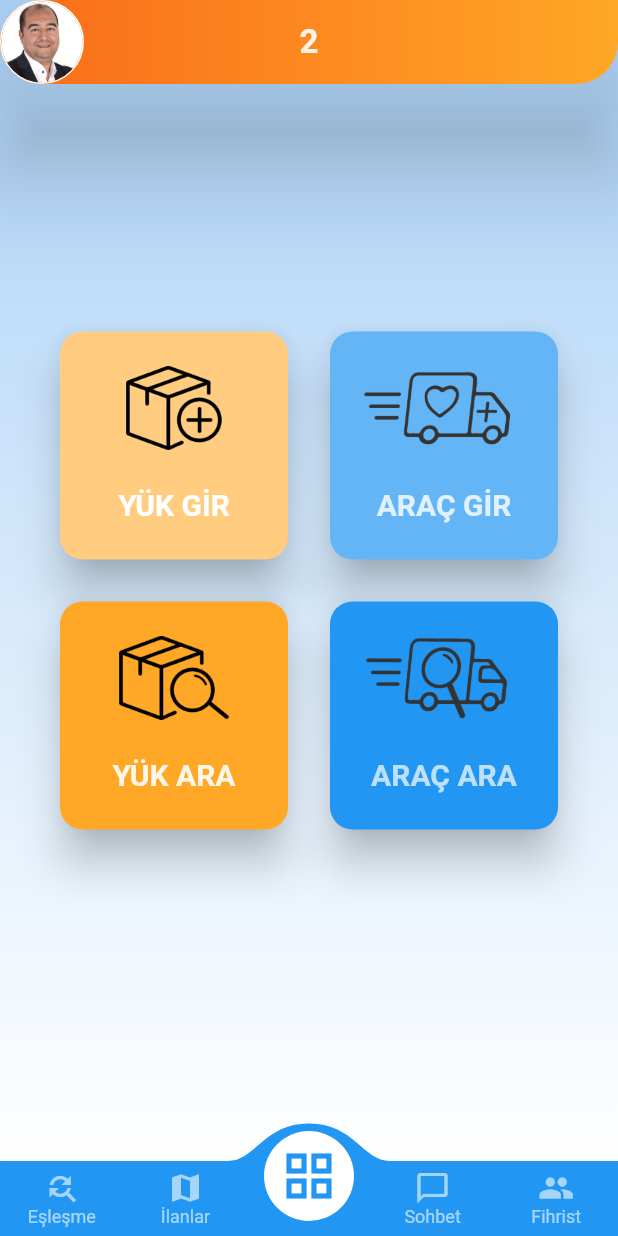
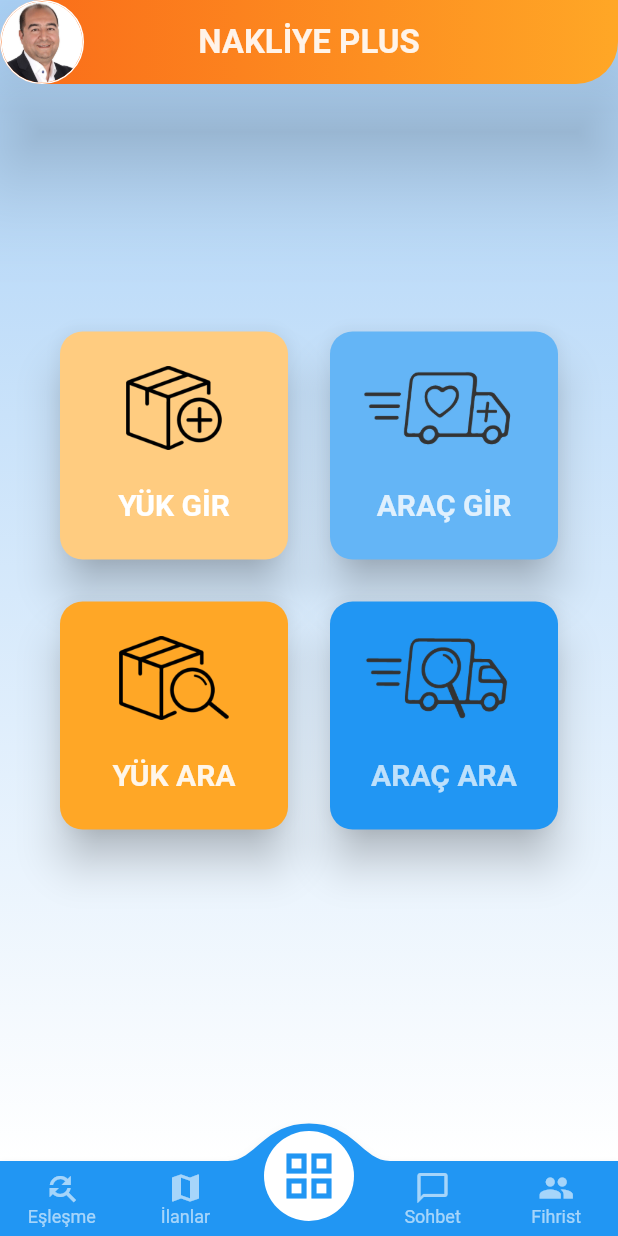
Before and after one commit to akinzeman/nakliyeplus, a Flutter app: the screen it shows after launch, on a phone screen of 412 x 824 dp. Run offline on Flutter 3.47's test engine with Material 2 defaults, Android fonts, the phone set to English and light mode, and no system bars; drawn by our look-alikes of convex_bottom_bar; our stand-ins replace get.

Commit message:
tabdegistiginde appTitle bi nevi manuel degistirilerek yapılmıs hali

```diff
--- a/lib/main.dart
+++ b/lib/main.dart
@@ -65,6 +65,13 @@ class MyApp extends StatelessWidget {
       SohbetPage(),
       FihristPage()
       // ProfilePage()
+    ];
+    final sayfaBasliklari = [
+      "EŞLEŞME",
+      "İLANLAR",
+      "NAKLİYE PLUS",
+      "SOHBET",
+      "FİHRİST"
     ];
 
     return MaterialApp(
@@ -187,7 +194,13 @@ class MyApp extends StatelessWidget {
                 onTap: (int i) => {
                       print('click index=$i'),
 
+                      /* todo:sor: burası amator */
+                      context
+                          .read<AppController>()
+                          .setAppTitle(sayfaBasliklari[i]),
+
                       context.read<AppController>().changeActiveConvexTab(i),
+
                       //yukardaki ile bu aynı...->  Provider.of<AppController>(context, listen: false).changeActiveConvexTab(i),
 
                       // setState(() {
@@ -233,7 +246,8 @@ class StyledAppTitle extends StatelessWidget {
     // print(context.watch<AppController>().appTitle);
     // return Text(appTitle,
     return Consumer<AppController>(builder: (context, provider, child) {
-      return Text(provider.activeConvexTab.toString(),
+      // return Text(provider.activeConvexTab.toString(),// bu haliyle calisti!
+      return Text(provider.appTitle,
           style: TextStyle(
               color: Color.fromRGBO(255, 255, 255, .9),
               fontSize: 22.0,
--- a/lib/pages/eslesme.dart
+++ b/lib/pages/eslesme.dart
@@ -4,6 +4,7 @@ import 'package:nakliyeplus/variables.dart';
 import 'package:flutter/material.dart';
 
 // import 'package:provider/provider.dart';
+// import '../main.dart'; //appControllera erismek icin gerekti
 
 // ignore: non_constant_identifier_names
 
@@ -12,10 +13,10 @@ class EslesmePage extends StatelessWidget {
 
   @override
   Widget build(BuildContext context) {
+    // bu alttakilerin hepsi calisiyor.. !! sadece anında consume edilmiyor ?! "sor: sebebi ne"
     // context.read<AppController>().appTitle = "EŞLEŞME";
     // context.read<AppController>().setAppTitle("EŞLEŞME");
     // Provider.of<AppController>(context, listen: false).setAppTitle("EŞLEŞME");
-
     return Scaffold(
       body: Container(
         padding: const EdgeInsets.all(15),
```
